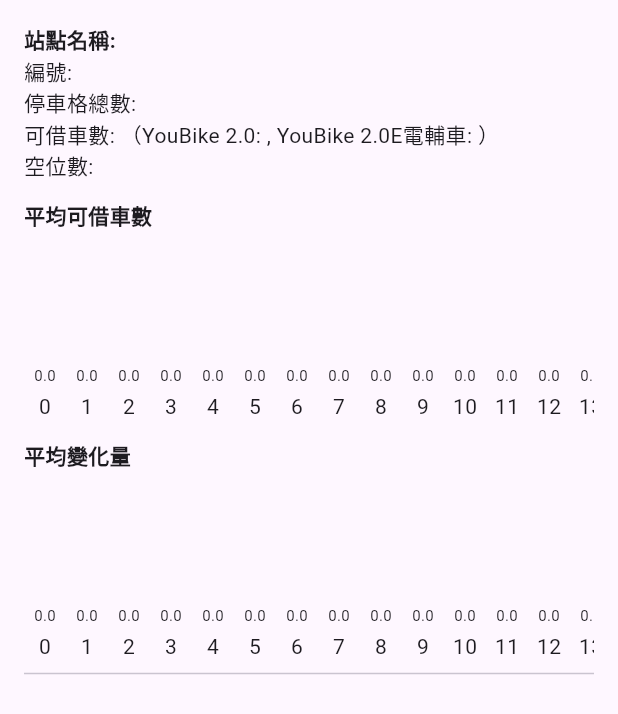
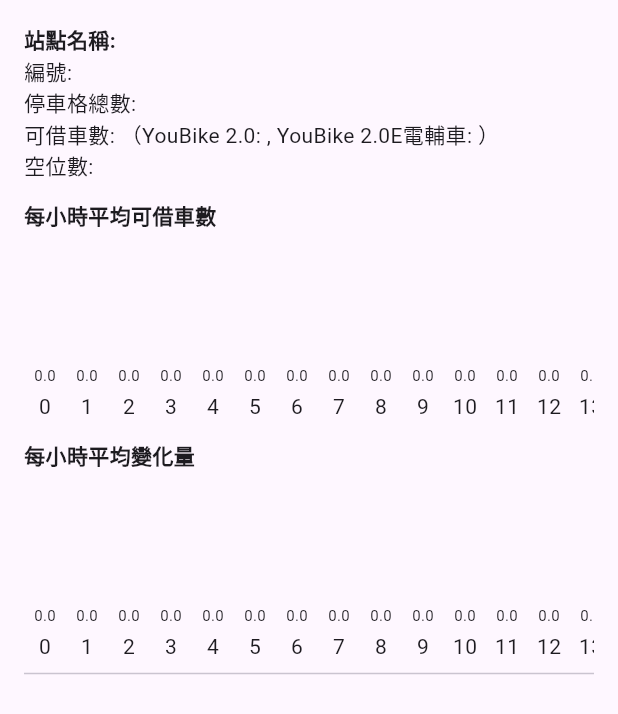
Before and after one commit to ryan940618/youbike_predict, a Flutter app: the StationDetail widget shown alone on an empty page, opened directly with empty values, on a phone screen of 412 x 824 dp. Shown: the top 714 px of the screen. Run offline on Flutter 3.47's test engine with Material 3 defaults, Android fonts, the phone set to English and light mode, and no system bars; our stand-ins replace file_picker, flutter_map, latlong2; missing offline and left inert: file_selector; network calls fail.

Commit message:
Changed histogram captions

```diff
--- a/lib/widgets/detail.dart
+++ b/lib/widgets/detail.dart
@@ -31,13 +31,13 @@ class StationDetail extends StatelessWidget {
           const SizedBox(height: 12),
           HourlyHistogram(
             data: Analyzer.getHourlyAvg(stationData['station_no']),
-            title: "平均可借車數",
+            title: "每小時平均可借車數",
             color: Colors.green,
           ),
           const SizedBox(height: 12),
           HourlyHistogram(
             data: Analyzer.getHourlyAvgDelta(stationData['station_no']),
-            title: "平均變化量",
+            title: "每小時平均變化量",
             color: Colors.orange,
           ),
           const Divider(),
```
